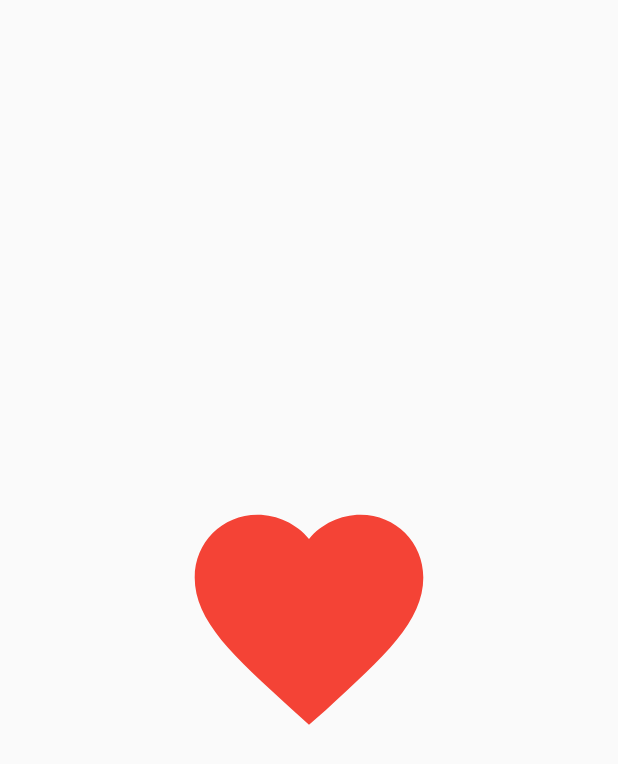
After one commit to chitranshjain/flutter_animations, a Flutter app: the BeatingAnimation screen opened directly, on a phone screen of 412 x 824 dp. The commit adds this screen. Shown: the top 764 px of the screen. Run offline on Flutter 3.47's test engine with Material 2 defaults, Android fonts, the phone set to English and light mode, and no system bars; our stand-ins replace flutter_svg.

Commit message:
second animation done

```diff
--- /dev/null
+++ b/lib/BeatingAnimation.dart
@@ -0,0 +1,58 @@
+import 'package:flutter/material.dart';
+
+class BeatingAnimation extends StatefulWidget {
+  @override
+  _BeatingAnimationState createState() => _BeatingAnimationState();
+}
+
+class _BeatingAnimationState extends State<BeatingAnimation>
+    with TickerProviderStateMixin {
+  AnimationController _beatingAnimationController;
+  Animation _beatingAnimation;
+
+  @override
+  void initState() {
+    _beatingAnimationController = AnimationController(
+      vsync: this,
+      duration: Duration(milliseconds: 1000),
+    );
+    _beatingAnimation = Tween(begin: 130.0, end: 190.0).animate(
+      CurvedAnimation(
+          curve: Curves.bounceInOut, parent: _beatingAnimationController),
+    );
+
+    _beatingAnimationController.forward();
+
+    _beatingAnimationController.addStatusListener((AnimationStatus status) {
+      if (status == AnimationStatus.completed) {
+        _beatingAnimationController.repeat();
+      }
+    });
+  }
+
+  @override
+  Widget build(BuildContext context) {
+    return Scaffold(
+      body: secondChild(),
+    );
+  }
+
+  Widget secondChild() {
+    return Row(
+      mainAxisAlignment: MainAxisAlignment.spaceAround,
+      children: <Widget>[
+        AnimatedBuilder(
+          animation: _beatingAnimationController,
+          builder: (context, child) {
+            return Center(
+                child: Icon(
+              Icons.favorite,
+              color: Colors.red,
+              size: _beatingAnimation.value,
+            ));
+          },
+        ),
+      ],
+    );
+  }
+}
--- a/lib/SplashScreen.dart
+++ b/lib/SplashScreen.dart
@@ -2,6 +2,7 @@ import 'dart:math';
 
 import 'package:flutter/material.dart';
 import 'package:flutter_svg/flutter_svg.dart';
+import 'package:flutteranimations/BeatingAnimation.dart';
 
 class SplashScreen extends StatefulWidget {
   @override
@@ -44,7 +45,14 @@ class _SplashScreenState extends State<SplashScreen>
 
   Widget firstChild() {
     Size size = MediaQuery.of(context).size;
-    return Row(
+    return InkWell(
+      onTap: () {
+        Navigator.push(
+          context,
+          MaterialPageRoute(builder: (context) => BeatingAnimation()),
+        );
+      },
+      child: Row(
         mainAxisAlignment: MainAxisAlignment.spaceAround,
         children: <Widget>[
           AnimatedBuilder(
@@ -63,6 +71,7 @@ class _SplashScreenState extends State<SplashScreen>
             ),
           ),
         ],
+      ),
     );
   }
 }
```
Lines whose indentation alone changed are shown as unchanged.
